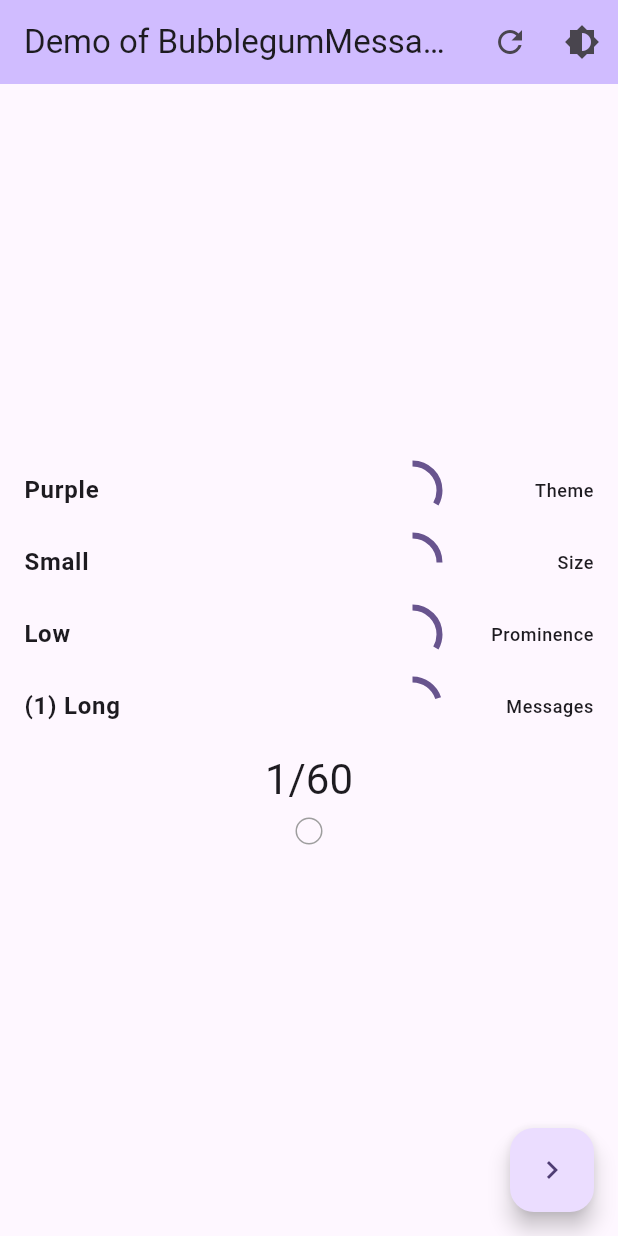
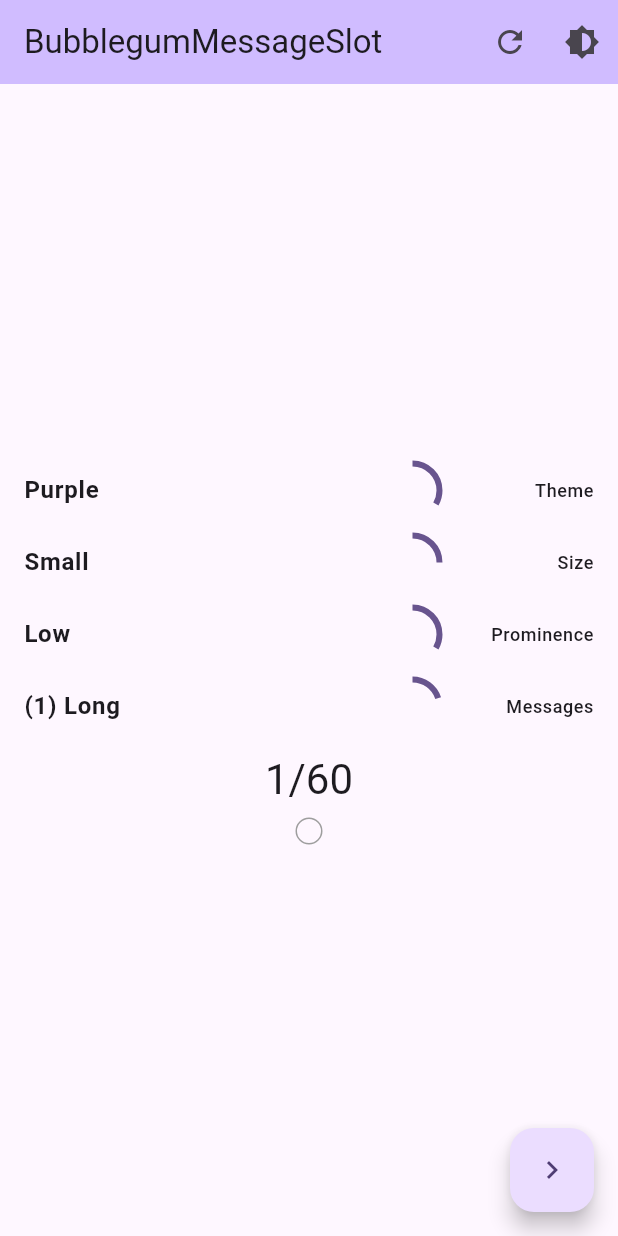
Before and after one commit to flarebyte/message_slot_bubblegum, a Flutter app: the screen it shows after launch, on a phone screen of 412 x 824 dp. Run offline on Flutter 3.47's test engine with Material 3 defaults, Android fonts, the phone set to English and light mode, and no system bars; missing offline and left inert: grand_copperframe, slotboard_copperframe.

Commit message:
Fixes labels

```diff
--- a/example/lib/main.dart
+++ b/example/lib/main.dart
@@ -34,12 +34,12 @@ class _MyAppState extends State<MyApp> {
   @override
   Widget build(BuildContext context) {
     return MaterialApp(
-      title: 'BubblegumMessageSlot Demo',
+      title: 'BubblegumMessageSlot',
       theme: themeData.current().value,
       home: Scaffold(
         appBar: AppBar(
           backgroundColor: Theme.of(context).colorScheme.inversePrimary,
-          title: const Text('Demo of BubblegumMessageSlot'),
+          title: const Text('BubblegumMessageSlot'),
           actions: [
             IconButton(
               icon: const Icon(Icons.refresh),
```
